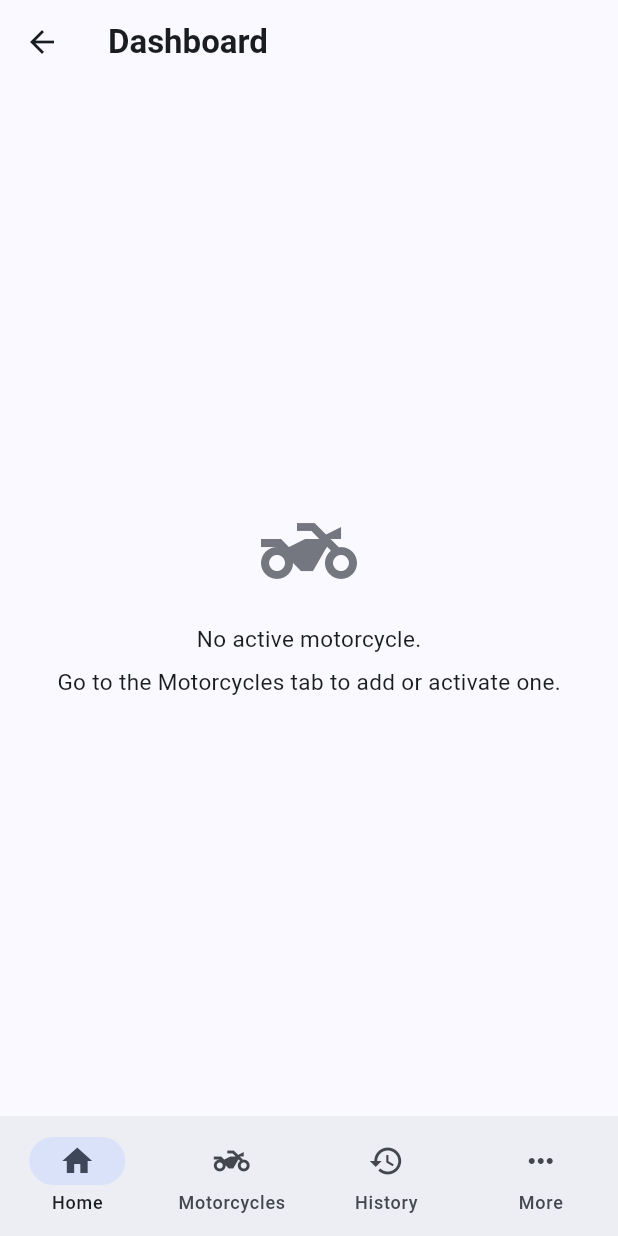
After one commit to nubatay/motocare-log, a Flutter app: the MainLayout screen opened directly, on a phone screen of 412 x 824 dp. The commit adds this screen. Run offline on Flutter 3.47's test engine with Material 3 defaults, Android fonts, the phone set to English and light mode, and no system bars; our stand-ins replace supabase_flutter; accounts and stored records are empty.

Commit message:
add dashboard screen

```diff
--- a/lib/features/auth/presentation/auth_gate.dart
+++ b/lib/features/auth/presentation/auth_gate.dart
@@ -7,7 +7,7 @@ import 'package:provider/provider.dart';
 
 import '../providers/auth_provider.dart';
 import 'login_screen.dart';
-import '../../motorcycles/presentation/my_motorcycles_screen.dart';
+import '../../dashboard/presentation/main_layout.dart';
 
 
 class AuthGate extends StatelessWidget {
@@ -20,7 +20,7 @@ class AuthGate extends StatelessWidget {
     return Consumer<AuthProvider>(
       builder: (context, authProvider, child) {
         if (authProvider.isLoggedIn) {
-          return const MyMotorcyclesScreen();
+          return const MainLayout();
         }
         return const LoginScreen();
       },
--- /dev/null
+++ b/lib/features/dashboard/presentation/dashboard_screen.dart
@@ -0,0 +1,234 @@
+// lib/features/dashboard/presentation/dashboard_screen.dart
+//
+// The main Home tab. Displays the active motorcycle, its estimated mileage,
+// upcoming services, and quick actions.
+
+import 'package:flutter/material.dart';
+import 'package:provider/provider.dart';
+
+import '../../../core/theme/app_theme.dart';
+import '../../motorcycles/data/motorcycle_repository.dart';
+import '../../motorcycles/providers/motorcycle_provider.dart';
+import '../../odometer/presentation/odometer_screen.dart';
+import '../../odometer/providers/odometer_provider.dart';
+import '../../services/domain/service_calculator.dart';
+import '../../services/presentation/service_screen.dart';
+import '../../services/providers/service_provider.dart';
+
+class DashboardScreen extends StatefulWidget {
+  const DashboardScreen({super.key});
+
+  @override
+  State<DashboardScreen> createState() => _DashboardScreenState();
+}
+
+class _DashboardScreenState extends State<DashboardScreen> {
+  String? _lastLoadedBikeId;
+
+  @override
+  void didChangeDependencies() {
+    super.didChangeDependencies();
+    // didChangeDependencies runs whenever a Provider updates.
+    // We use it to check if the active bike changed (e.g. user switched bikes).
+    final activeBike = context.watch<MotorcycleProvider>().activeBike;
+
+    if (activeBike != null && activeBike.id != _lastLoadedBikeId) {
+      _lastLoadedBikeId = activeBike.id;
+      _loadData(activeBike);
+    }
+  }
+
+  Future<void> _loadData(Motorcycle bike) async {
+    final odoProvider = context.read<OdometerProvider>();
+    final serviceProvider = context.read<ServiceProvider>();
+
+    // 1. Load odometer to get the estimated mileage
+    await odoProvider.loadReadings(
+      motorcycleId: bike.id,
+      dailyDistanceKm: bike.dailyDistanceKm,
+      currentOdometerFallback: bike.currentOdometer,
+    );
+
+    final estimatedOdo = odoProvider.estimate?.estimatedKm ?? bike.currentOdometer;
+
+    // 2. Load services using the estimated mileage
+    if (mounted) {
+      await serviceProvider.loadData(
+        motorcycleId: bike.id,
+        estimatedOdometer: estimatedOdo,
+      );
+    }
+  }
+
+  @override
+  Widget build(BuildContext context) {
+    final bikeProvider = context.watch<MotorcycleProvider>();
+    final activeBike = bikeProvider.activeBike;
+    final odoProvider = context.watch<OdometerProvider>();
+    final serviceProvider = context.watch<ServiceProvider>();
+    final theme = Theme.of(context);
+
+    // --- Empty State (No Active Bike) ---
+    if (activeBike == null) {
+      return Scaffold(
+        appBar: AppBar(title: const Text('Dashboard')),
+        body: Center(
+          child: Column(
+            mainAxisAlignment: MainAxisAlignment.center,
+            children: [
+              Icon(Icons.two_wheeler, size: 64, color: theme.colorScheme.outline),
+              const SizedBox(height: AppSpacing.md),
+              const Text('No active motorcycle.'),
+              const SizedBox(height: AppSpacing.sm),
+              const Text('Go to the Motorcycles tab to add or activate one.'),
+            ],
+          ),
+        ),
+      );
+    }
+
+    // --- Loading State ---
+    if (odoProvider.isLoading || serviceProvider.isLoading) {
+      return Scaffold(
+        appBar: AppBar(title: const Text('Dashboard')),
+        body: const Center(child: CircularProgressIndicator()),
+      );
+    }
+
+    // Filter for services that are Overdue or Due Soon
+    final dueServices = serviceProvider.overviews
+        .where((s) => s.status.status == ServiceStatus.overdue || s.status.status == ServiceStatus.dueSoon)
+        .toList();
+
+    return Scaffold(
+      appBar: AppBar(
+        title: const Text('Dashboard'),
+        actions: [
+          IconButton(
+            icon: const Icon(Icons.refresh),
+            onPressed: () => _loadData(activeBike),
+          ),
+        ],
+      ),
+      body: RefreshIndicator(
+        onRefresh: () => _loadData(activeBike),
+        child: ListView(
+          padding: const EdgeInsets.all(AppSpacing.md),
+          children: [
+            // --- Active Bike Card ---
+            Card(
+              color: theme.colorScheme.surfaceContainerHighest,
+              child: Padding(
+                padding: const EdgeInsets.all(AppSpacing.md),
+                child: Column(
+                  crossAxisAlignment: CrossAxisAlignment.start,
+                  children: [
+                    Row(
+                      mainAxisAlignment: MainAxisAlignment.spaceBetween,
+                      children: [
+                        Text(activeBike.nickname, style: theme.textTheme.titleLarge),
+                        Container(
+                          padding: const EdgeInsets.symmetric(horizontal: 12, vertical: 4),
+                          decoration: BoxDecoration(
+                            color: theme.colorScheme.primaryContainer,
+                            borderRadius: BorderRadius.circular(20),
+                          ),
+                          child: Text(
+                            'Active',
+                            style: TextStyle(color: theme.colorScheme.onPrimaryContainer, fontSize: 12, fontWeight: FontWeight.bold),
+                          ),
+                        ),
+                      ],
+                    ),
+                    const SizedBox(height: AppSpacing.sm),
+                    Text(
+                      'Odometer: ${odoProvider.estimate?.estimatedKm ?? activeBike.currentOdometer} km (estimated)',
+                      style: theme.textTheme.bodyLarge?.copyWith(fontWeight: FontWeight.w600),
+                    ),
+                    if (odoProvider.latestReading != null)
+                      Text(
+                        'Last real reading: ${odoProvider.latestReading!.readingDate.year}-${odoProvider.latestReading!.readingDate.month.toString().padLeft(2, '0')}-${odoProvider.latestReading!.readingDate.day.toString().padLeft(2, '0')}',
+                        style: theme.textTheme.bodySmall,
+                      ),
+                  ],
+                ),
+              ),
+            ),
+            const SizedBox(height: AppSpacing.lg),
+
+            // --- Next Services ---
+            Text('Next services', style: theme.textTheme.titleLarge),
+            const SizedBox(height: AppSpacing.sm),
+            if (dueServices.isEmpty)
+              const Padding(
+                padding: EdgeInsets.symmetric(vertical: 16),
+                child: Text('All caught up! No services due soon.'),
+              )
+            else
+              ...dueServices.map((overview) {
+                final isOverdue = overview.status.status == ServiceStatus.overdue;
+                return ListTile(
+                  contentPadding: EdgeInsets.zero,
+                  title: Text(overview.type.name, style: const TextStyle(fontWeight: FontWeight.bold)),
+                  subtitle: Text(
+                    isOverdue
+                        ? 'Was due at ${overview.status.dueKm ?? ''} km'
+                        : 'Due soon',
+                  ),
+                  trailing: Container(
+                    padding: const EdgeInsets.symmetric(horizontal: 8, vertical: 4),
+                    decoration: BoxDecoration(
+                      color: isOverdue ? theme.colorScheme.errorContainer : Colors.orange.shade200,
+                      borderRadius: BorderRadius.circular(8),
+                    ),
+                    child: Text(
+                      isOverdue ? 'Overdue' : 'Due soon',
+                      style: TextStyle(
+                        color: isOverdue ? theme.colorScheme.onErrorContainer : Colors.orange.shade900,
+                        fontSize: 12,
+                        fontWeight: FontWeight.bold,
+                      ),
+                    ),
+                  ),
+                  onTap: () {
+                    Navigator.of(context).push(MaterialPageRoute(
+                      builder: (_) => ServiceScreen(bike: activeBike),
+                    ));
+                  },
+                );
+              }),
+
+            const SizedBox(height: AppSpacing.xl),
+
+            // --- Quick Actions ---
+            Row(
+              children: [
+                Expanded(
+                  child: OutlinedButton(
+                    onPressed: () {
+                      Navigator.of(context).push(MaterialPageRoute(
+                        builder: (_) => OdometerScreen(bike: activeBike),
+                      ));
+                    },
+                    child: const Text('Update odometer'),
+                  ),
+                ),
+                const SizedBox(width: AppSpacing.md),
+                Expanded(
+                  child: FilledButton(
+                    onPressed: () {
+                      Navigator.of(context).push(MaterialPageRoute(
+                        builder: (_) => ServiceScreen(bike: activeBike),
+                      ));
+                    },
+                    child: const Text('Log service'),
+                  ),
+                ),
+              ],
+            ),
+          ],
+        ),
+      ),
+    );
+  }
+}
--- /dev/null
+++ b/lib/features/dashboard/presentation/main_layout.dart
@@ -0,0 +1,125 @@
+// lib/features/dashboard/presentation/main_layout.dart
+//
+// The main shell of the app. Holds the Bottom Navigation Bar and switches
+// between the Dashboard, Motorcycles, History, and More tabs.
+
+import 'package:flutter/material.dart';
+import 'package:provider/provider.dart';
+
+import '../../auth/providers/auth_provider.dart';
+import '../../motorcycles/presentation/my_motorcycles_screen.dart';
+import 'dashboard_screen.dart';
+
+class MainLayout extends StatefulWidget {
+  const MainLayout({super.key});
+
+  @override
+  State<MainLayout> createState() => _MainLayoutState();
+}
+
+class _MainLayoutState extends State<MainLayout> {
+  int _currentIndex = 0;
+
+  // IndexedStack keeps all the screens alive in memory.
+  // When you switch tabs, it just changes which one is visible.
+  // This is why your scroll position and typed text aren't lost.
+  final List<Widget> _tabs = [
+    const DashboardScreen(),
+    const MyMotorcyclesScreen(),
+    const HistoryPlaceholder(),
+    const MorePlaceholder(),
+  ];
+
+  @override
+  Widget build(BuildContext context) {
+    return Scaffold(
+      // IndexedStack is the standard way to handle tabs in Flutter.
+      body: IndexedStack(
+        index: _currentIndex,
+        children: _tabs,
+      ),
+      bottomNavigationBar: NavigationBar(
+        selectedIndex: _currentIndex,
+        onDestinationSelected: (index) {
+          setState(() => _currentIndex = index);
+        },
+        destinations: const [
+          NavigationDestination(
+            icon: Icon(Icons.home_outlined),
+            selectedIcon: Icon(Icons.home),
+            label: 'Home',
+          ),
+          NavigationDestination(
+            icon: Icon(Icons.two_wheeler_outlined),
+            selectedIcon: Icon(Icons.two_wheeler),
+            label: 'Motorcycles',
+          ),
+          NavigationDestination(
+            icon: Icon(Icons.history_outlined),
+            selectedIcon: Icon(Icons.history),
+            label: 'History',
+          ),
+          NavigationDestination(
+            icon: Icon(Icons.more_horiz_outlined),
+            selectedIcon: Icon(Icons.more_horiz),
+            label: 'More',
+          ),
+        ],
+      ),
+    );
+  }
+}
+
+// -----------------------------------------------------------------
+// TEMPORARY PLACEHOLDERS
+// We will replace these with real screens in the next few steps.
+// -----------------------------------------------------------------
+
+class DashboardPlaceholder extends StatelessWidget {
+  const DashboardPlaceholder({super.key});
+
+  @override
+  Widget build(BuildContext context) {
+    return Scaffold(
+      appBar: AppBar(title: const Text('Dashboard')),
+      body: const Center(child: Text('Dashboard coming next!')),
+    );
+  }
+}
+
+class HistoryPlaceholder extends StatelessWidget {
+  const HistoryPlaceholder({super.key});
+
+  @override
+  Widget build(BuildContext context) {
+    return Scaffold(
+      appBar: AppBar(title: const Text('Service History')),
+      body: const Center(child: Text('Global History coming soon!')),
+    );
+  }
+}
+
+class MorePlaceholder extends StatelessWidget {
+  const MorePlaceholder({super.key});
+
+  @override
+  Widget build(BuildContext context) {
+    return Scaffold(
+      appBar: AppBar(title: const Text('More')),
+      body: Center(
+        child: Column(
+          mainAxisAlignment: MainAxisAlignment.center,
+          children: [
+            const Text('More options coming soon!'),
+            const SizedBox(height: 20),
+            FilledButton.icon(
+              onPressed: () => context.read<AuthProvider>().logout(),
+              icon: const Icon(Icons.logout),
+              label: const Text('Log out'),
+            ),
+          ],
+        ),
+      ),
+    );
+  }
+}
```
